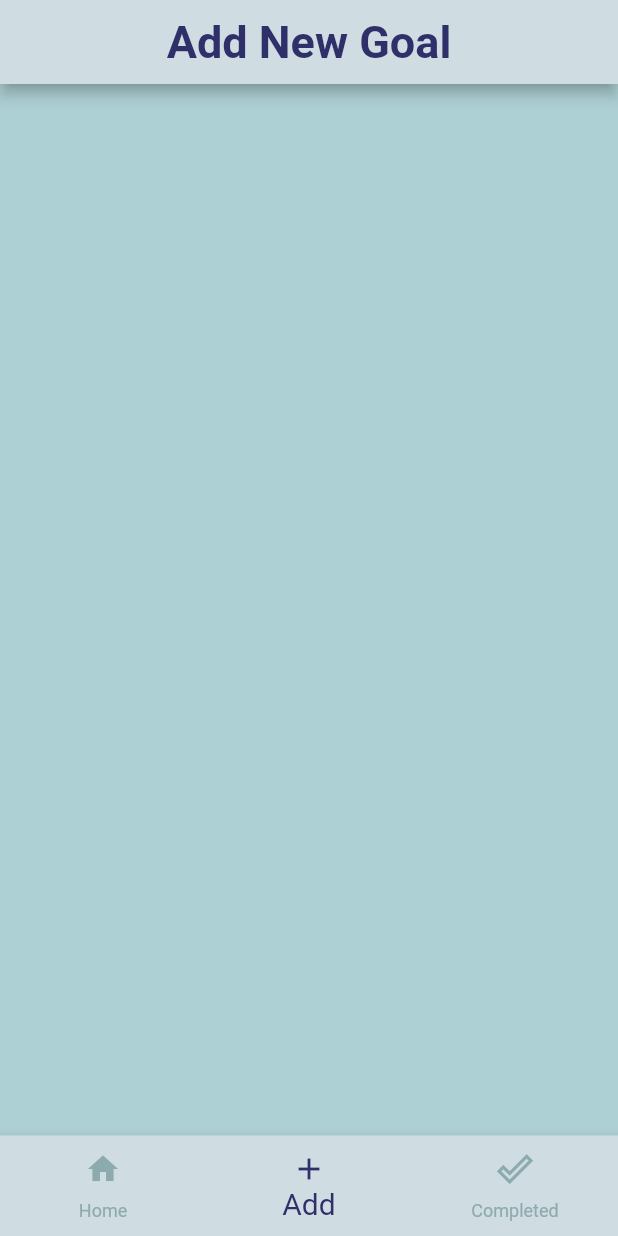
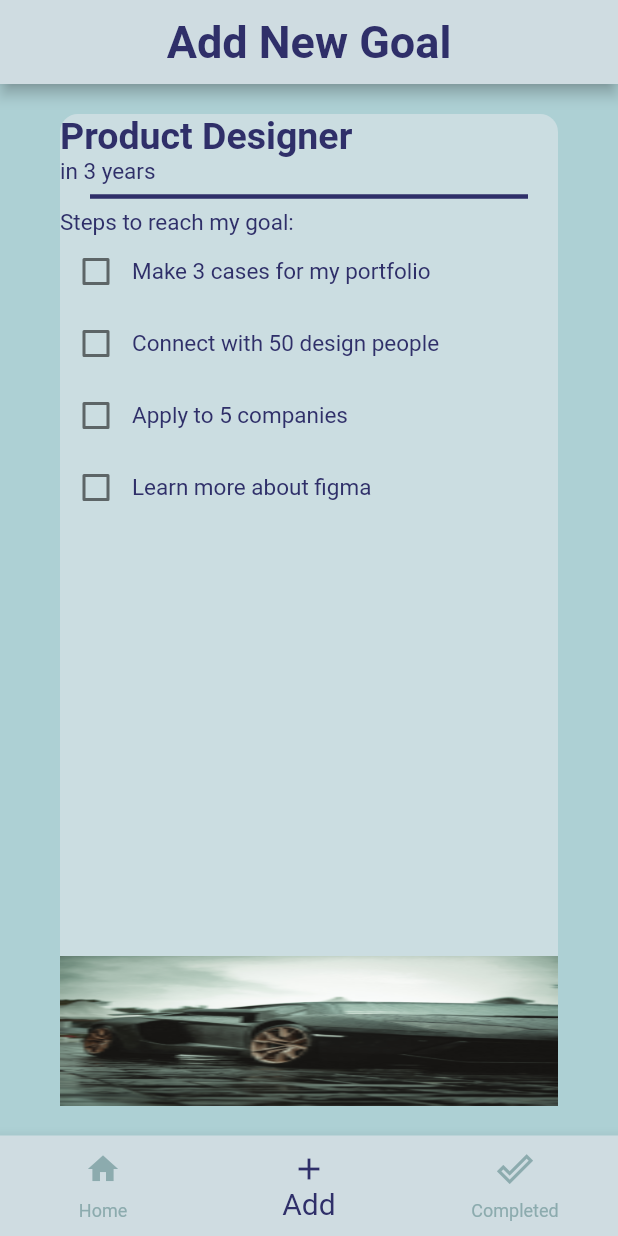
Before and after one commit to sobuur0/goalist-app, a Flutter app: the screen it shows after launch, item 2 of the bottom bar chosen, on a phone screen of 412 x 824 dp. Run offline on Flutter 3.47's test engine with Material 2 defaults, Android fonts, the phone set to English and light mode, and no system bars.

Commit message:
created the wishlist_steps_card

```diff
--- a/lib/pages/accomplished_goals.dart
+++ b/lib/pages/accomplished_goals.dart
@@ -119,5 +119,3 @@ class _AccomplishedGoalsPageState extends State<AccomplishedGoalsPage> {
     );
   }
 }
-
-//TODO: get and change the icons to a trophy icon
--- a/lib/pages/add_page.dart
+++ b/lib/pages/add_page.dart
@@ -1,4 +1,5 @@
 import 'package:flutter/material.dart';
+import 'package:goalist_app/widgets/wishlist_steps_card.dart';
 
 class AddPage extends StatefulWidget {
   const AddPage({Key? key}) : super(key: key);
@@ -11,7 +12,9 @@ class _AddPageState extends State<AddPage> {
   @override
   Widget build(BuildContext context) {
     return const SafeArea(
-      child: Scaffold(),
+      child: Scaffold(
+        body: WishlistStepsCard(),
+      ),
     );
   }
 }
--- /dev/null
+++ b/lib/widgets/goalSteps.dart
@@ -0,0 +1,36 @@
+import 'package:flutter/material.dart';
+import 'package:goalist_app/constants.dart';
+
+class GoalSteps extends StatefulWidget {
+  final String step;
+
+  const GoalSteps({
+    required this.step,
+    Key? key,
+  }) : super(key: key);
+
+  @override
+  _GoalStepsState createState() => _GoalStepsState();
+}
+
+class _GoalStepsState extends State<GoalSteps> {
+  bool _value = false;
+
+  @override
+  Widget build(BuildContext context) {
+    return Row(
+      children: <Widget>[
+        Checkbox(
+          value: _value,
+          onChanged: (newValue) {
+            setState(() => _value = newValue!);
+          },
+        ),
+        Text(
+          widget.step,
+          style: kDurationTextStyle,
+        ),
+      ],
+    );
+  }
+}
--- /dev/null
+++ b/lib/widgets/wishlist_steps_card.dart
@@ -0,0 +1,67 @@
+import 'package:flutter/material.dart';
+import 'package:goalist_app/constants.dart';
+import 'package:goalist_app/widgets/goalSteps.dart';
+
+class WishlistStepsCard extends StatelessWidget {
+  const WishlistStepsCard({Key? key}) : super(key: key);
+
+  @override
+  Widget build(BuildContext context) {
+    return Padding(
+      padding: const EdgeInsets.symmetric(
+        horizontal: 40.0,
+        vertical: 20.0,
+      ),
+      child: Container(
+        decoration: BoxDecoration(
+          borderRadius: BorderRadius.circular(12.0),
+          color: kWishlistCardColor,
+        ),
+        child: Column(
+          crossAxisAlignment: CrossAxisAlignment.stretch,
+          children: <Widget>[
+            //TODO: Change these to RichText
+            Text(
+              'Product Designer',
+              style: kHeaderTextStyle.copyWith(
+                fontSize: 25.0,
+              ),
+            ),
+            const Text(
+              'in 3 years',
+              style: kDurationTextStyle,
+            ),
+            const Divider(
+              indent: 20.0,
+              endIndent: 20.0,
+              thickness: 3.0,
+              color: kTextsColor,
+            ),
+            const Text(
+              'Steps to reach my goal:',
+              style: kDurationTextStyle,
+            ),
+            const GoalSteps(
+              step: 'Make 3 cases for my portfolio',
+            ),
+            const GoalSteps(
+              step: 'Connect with 50 design people',
+            ),
+            const GoalSteps(
+              step: 'Apply to 5 companies',
+            ),
+            const GoalSteps(
+              step: 'Learn more about figma',
+            ),
+            Spacer(),
+            Image.asset(
+              'images/car.jpg',
+              height: 100.0,
+              fit: BoxFit.fill,
+            ),
+          ],
+        ),
+      ),
+    );
+  }
+}
```
